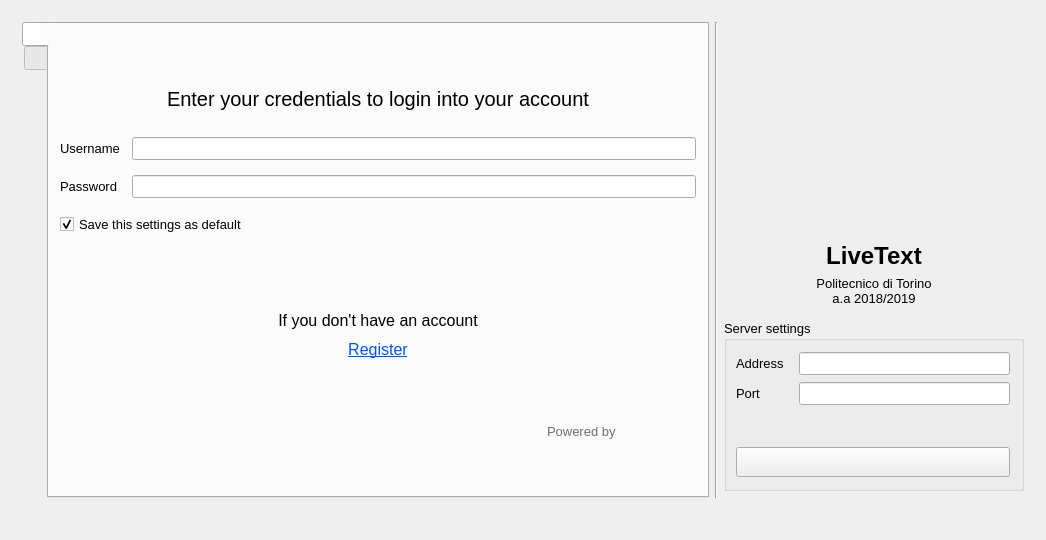
Qt form textedit/landingpage.ui (pgallo725/livetext-pds) before a commit.
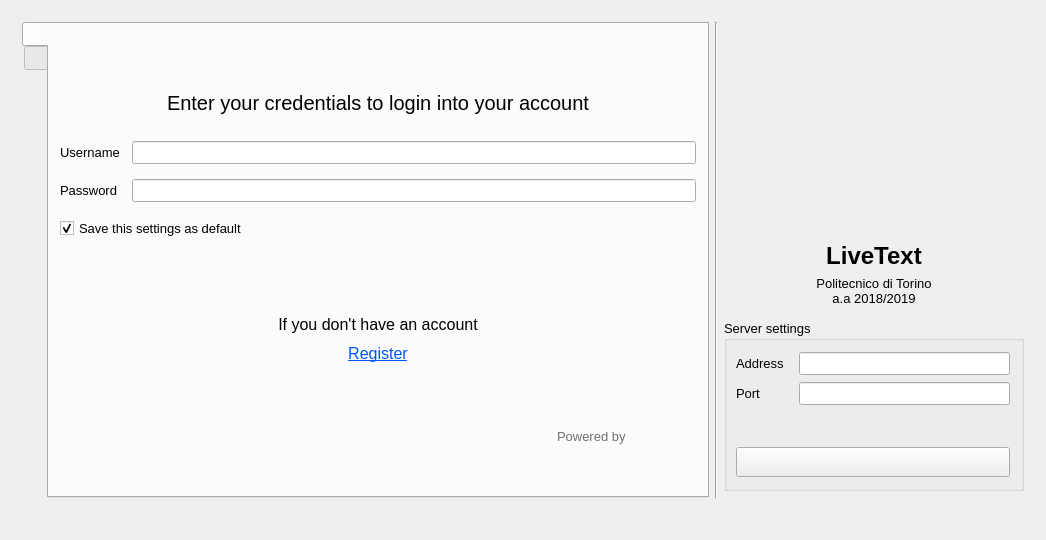
The same form after that commit. The open tabs and pages were chosen to show the change.

Commit message: Landing page layout minor improvement

What changed in the file:
```diff
--- a/textedit/landingpage.ui
+++ b/textedit/landingpage.ui
@@ -342,73 +342,6 @@
               <property name="topMargin">
                <number>0</number>
               </property>
-              <item>
-               <layout class="QHBoxLayout" name="horizontalLayout_12">
-                <property name="topMargin">
-                 <number>0</number>
-                </property>
-                <item alignment="Qt::AlignRight">
-                 <widget class="QLabel" name="label_10">
-                  <property name="palette">
-                   <palette>
-                    <active>
-                     <colorrole role="WindowText">
-                      <brush brushstyle="SolidPattern">
-                       <color alpha="255">
-                        <red>112</red>
-                        <green>112</green>
-                        <blue>112</blue>
-                       </color>
-                      </brush>
-                     </colorrole>
-                    </active>
-                    <inactive>
-                     <colorrole role="WindowText">
-                      <brush brushstyle="SolidPattern">
-                       <color alpha="255">
-                        <red>112</red>
-                        <green>112</green>
-                        <blue>112</blue>
-                       </color>
-                      </brush>
-                     </colorrole>
-                    </inactive>
-                    <disabled>
-                     <colorrole role="WindowText">
-                      <brush brushstyle="SolidPattern">
-                       <color alpha="255">
-                        <red>120</red>
-                        <green>120</green>
-                        <blue>120</blue>
-                       </color>
-                      </brush>
-                     </colorrole>
-                    </disabled>
-                   </palette>
-                  </property>
-                  <property name="text">
-                   <string>Powered by</string>
-                  </property>
-                 </widget>
-                </item>
-                <item>
-                 <spacer name="horizontalSpacer_4">
-                  <property name="orientation">
-                   <enum>Qt::Horizontal</enum>
-                  </property>
-                  <property name="sizeType">
-                   <enum>QSizePolicy::Fixed</enum>
-                  </property>
-                  <property name="sizeHint" stdset="0">
-                   <size>
-                    <width>80</width>
-                    <height>20</height>
-                   </size>
-                  </property>
-                 </spacer>
-                </item>
-               </layout>
-              </item>
               <item>
                <layout class="QHBoxLayout" name="horizontalLayout_11">
                 <property name="spacing">
@@ -431,11 +364,71 @@
                  </spacer>
                 </item>
                 <item>
+                 <layout class="QVBoxLayout" name="verticalLayout_5">
+                  <property name="topMargin">
+                   <number>0</number>
+                  </property>
+                  <property name="rightMargin">
+                   <number>0</number>
+                  </property>
+                  <item>
+                   <widget class="QLabel" name="label_10">
+                    <property name="palette">
+                     <palette>
+                      <active>
+                       <colorrole role="WindowText">
+                        <brush brushstyle="SolidPattern">
+                         <color alpha="255">
+                          <red>112</red>
+                          <green>112</green>
+                          <blue>112</blue>
+                         </color>
+                        </brush>
+                       </colorrole>
+                      </active>
+                      <inactive>
+                       <colorrole role="WindowText">
+                        <brush brushstyle="SolidPattern">
+                         <color alpha="255">
+                          <red>112</red>
+                          <green>112</green>
+                          <blue>112</blue>
+                         </color>
+                        </brush>
+                       </colorrole>
+                      </inactive>
+                      <disabled>
+                       <colorrole role="WindowText">
+                        <brush brushstyle="SolidPattern">
+                         <color alpha="255">
+                          <red>120</red>
+                          <green>120</green>
+                          <blue>120</blue>
+                         </color>
+                        </brush>
+                       </colorrole>
+                      </disabled>
+                     </palette>
+                    </property>
+                    <property name="text">
+                     <string>Powered by</string>
+                    </property>
+                   </widget>
+                  </item>
+                  <item>
+                   <layout class="QHBoxLayout" name="horizontalLayout_13">
+                    <property name="spacing">
+                     <number>4</number>
+                    </property>
+                    <property name="rightMargin">
+                     <number>0</number>
+                    </property>
+                    <item>
                  <widget class="QLabel" name="label_qtlogo">
                   <property name="minimumSize">
                    <size>
-                    <width>40</width>
-                    <height>40</height>
+                        <width>35</width>
+                        <height>35</height>
                    </size>
                   </property>
                   <property name="maximumSize">
@@ -454,13 +447,17 @@
                   <property name="minimumSize">
                    <size>
                     <width>100</width>
-                    <height>40</height>
+                        <height>35</height>
                    </size>
                   </property>
                   <property name="text">
                    <string/>
                   </property>
                  </widget>
+                    </item>
+                   </layout>
+                  </item>
+                 </layout>
                 </item>
                </layout>
               </item>
```
Left out of the diff: 2 changed lines with no effect on the pictures. Lines whose indentation alone changed are shown as unchanged.
